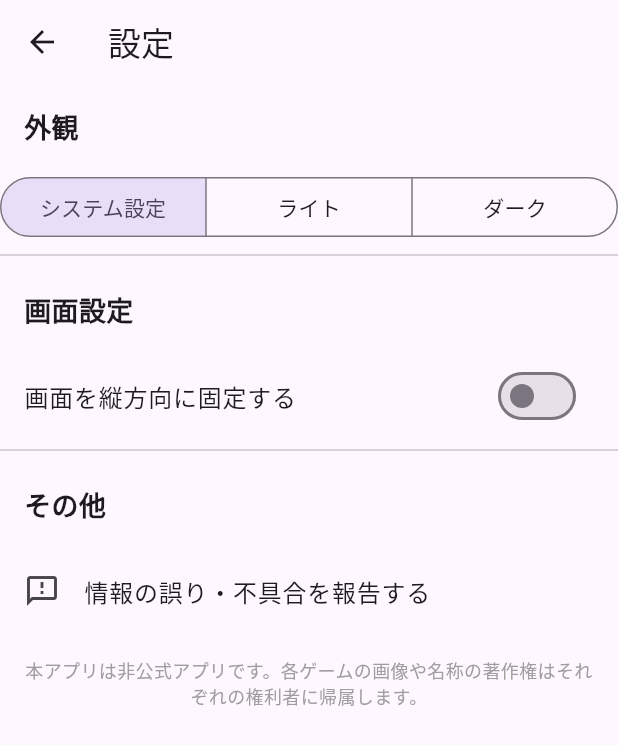
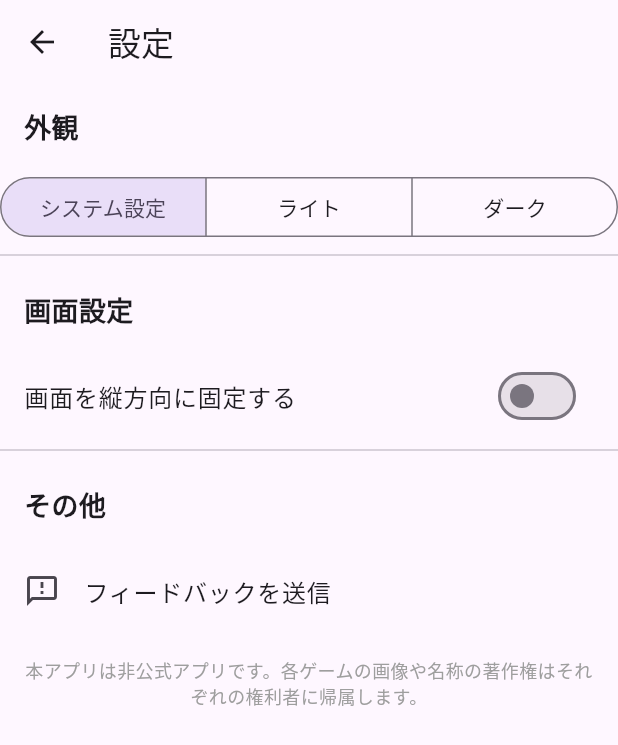
Before and after one commit to onpuuki/game-tracker, a Flutter app: the SettingsScreen screen opened directly, on a phone screen of 412 x 824 dp. Shown: the top 745 px of the screen. Run offline on Flutter 3.47's test engine with Material 3 defaults, Android fonts, the phone set to English and light mode, and no system bars; our stand-ins replace cloud_firestore, cloud_functions, firebase_auth, firebase_core, flutter_hooks, flutter_riverpod and 2 more; accounts and stored records are empty; network calls fail.

Commit message:
Fix feedback UI, submission freeze, and timestamp parsing
- Update wording in settings screen
- Update feedback categories to match specification
- Fix UI freezing during submission by adding `isLoading` state and proper `context.mounted` checks before routing to success screen
- Parse Firestore Timestamps to `DateTime` via `toDate()` on feedback list screen to fix parsing errors where `DateFormat` throws and prevents rendering.

Co-authored-by: onpuuki <220911838+onpuuki@users.noreply.github.com>

```diff
--- a/frontend/lib/screens/feedback_success_screen.dart
+++ b/frontend/lib/screens/feedback_success_screen.dart
@@ -23,7 +23,7 @@ class FeedbackSuccessScreen extends StatelessWidget {
               ),
               const SizedBox(height: 24),
               const Text(
-                'フィードバックいただきありがとうございます。\nいただいた内容はアプリの改善に活用させていただきます',
+                'フィードバックいただきありがとうございます。いただいた内容はアプリの改善に活用させていただきます',
                 textAlign: TextAlign.center,
                 style: TextStyle(
                   fontSize: 16,
--- a/frontend/lib/screens/home_screen.dart
+++ b/frontend/lib/screens/home_screen.dart
@@ -2032,7 +2032,7 @@ class _EventCardItemState extends State<_EventCardItem> {
                                                 MaterialPageRoute(
                                                   builder: (context) => FeedbackScreen(
                                                     initialTitle: '${widget.eventGameName}のイベント『${widget.title}』の情報に誤りがあります',
-                                                    initialTag: 'イベント誤情報',
+                                                    initialTag: '誤情報',
                                                     targetEventId: widget.parsedEvent.doc.id,
                                                   ),
                                                 ),
--- a/frontend/lib/screens/settings_screen.dart
+++ b/frontend/lib/screens/settings_screen.dart
@@ -121,7 +121,7 @@ class _SettingsScreenState extends State<SettingsScreen> {
           ),
           ListTile(
             leading: const Icon(Icons.feedback_outlined),
-            title: const Text('情報の誤り・不具合を報告する'),
+            title: const Text('フィードバックを送信'),
             onTap: () {
               Navigator.push(
                 context,
```
Also changed, not shown: frontend/lib/screens/feedback_list_screen.dart (+3 -5 lines), frontend/lib/screens/feedback_screen.dart (+10 -8 lines).
